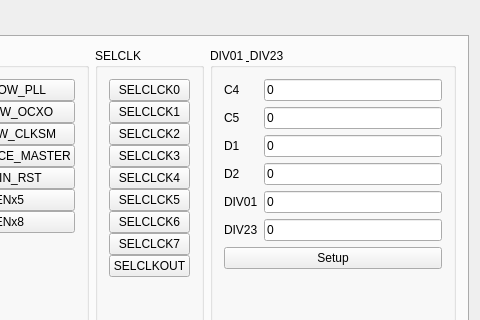
This is gui/mainwindow.ui in karakozov/mainstream as Qt 5 draws it before an edit; both pictures show x 564 to 1044 and y 0 to 320 of the 1044 by 785 pixel window. The edited form follows.
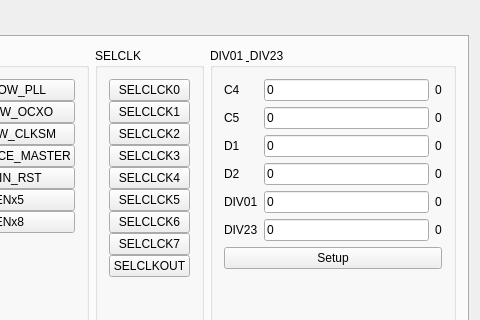
This is the edited form.

Commit message: GUI: add method for getting ac-sync multipler and divide values

```diff
--- a/gui/mainwindow.ui
+++ b/gui/mainwindow.ui
@@ -1017,6 +1017,48 @@
                </property>
               </widget>
              </item>
+             <item row="0" column="2">
+              <widget class="QLabel" name="lbC4Encoded">
+               <property name="text">
+                <string>0</string>
+               </property>
+              </widget>
+             </item>
+             <item row="1" column="2">
+              <widget class="QLabel" name="lbC5Encoded">
+               <property name="text">
+                <string>0</string>
+               </property>
+              </widget>
+             </item>
+             <item row="2" column="2">
+              <widget class="QLabel" name="lbD1Encoded">
+               <property name="text">
+                <string>0</string>
+               </property>
+              </widget>
+             </item>
+             <item row="3" column="2">
+              <widget class="QLabel" name="lbD2Encoded">
+               <property name="text">
+                <string>0</string>
+               </property>
+              </widget>
+             </item>
+             <item row="4" column="2">
+              <widget class="QLabel" name="lbDIV01Encoded">
+               <property name="text">
+                <string>0</string>
+               </property>
+              </widget>
+             </item>
+             <item row="5" column="2">
+              <widget class="QLabel" name="lbDIV23Encoded">
+               <property name="text">
+                <string>0</string>
+               </property>
+              </widget>
+             </item>
             </layout>
            </item>
            <item row="1" column="0">
```
The commit also changes 3 other files.
